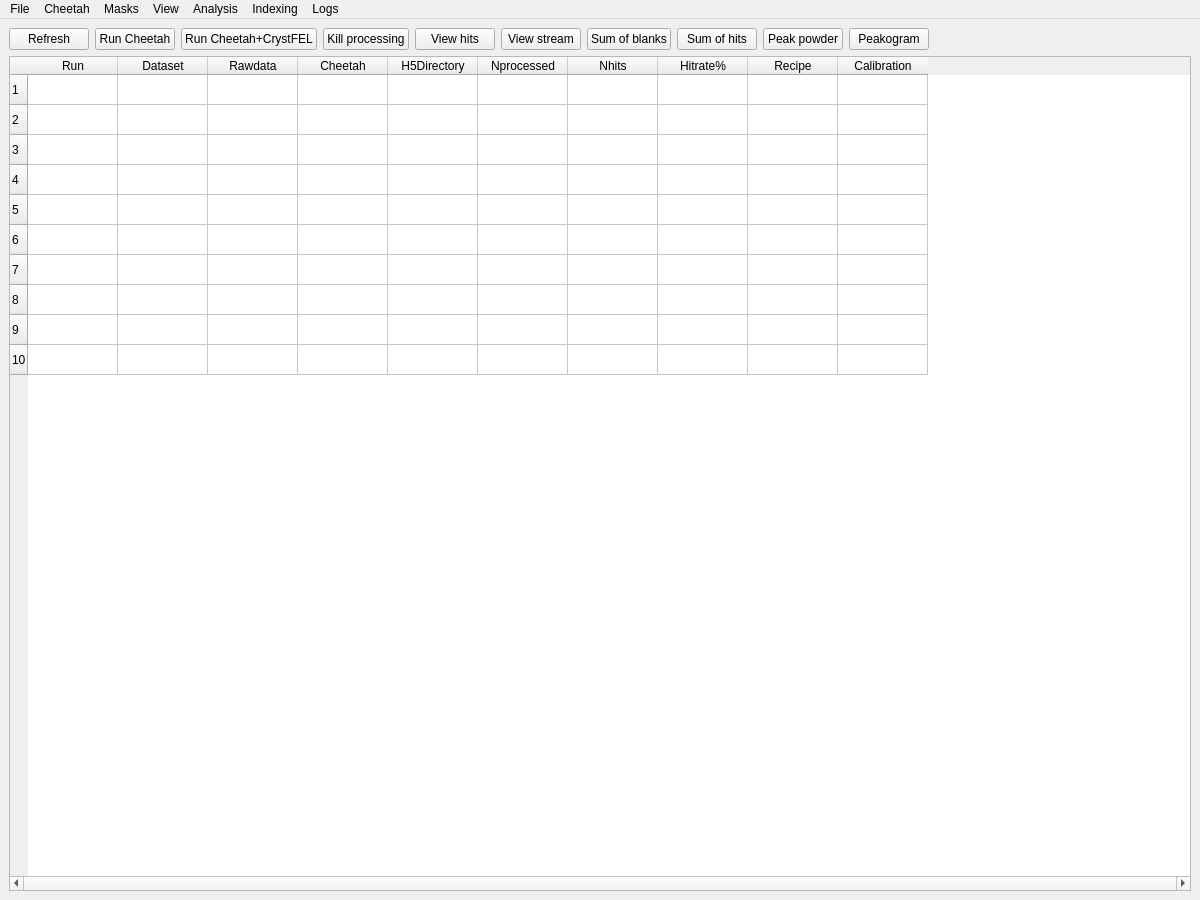
This is src/cheetah/ui_src/cheetahgui.ui in cheetahdevteam/cheetah-gui as Qt 5 draws it before an edit. The edited form follows.
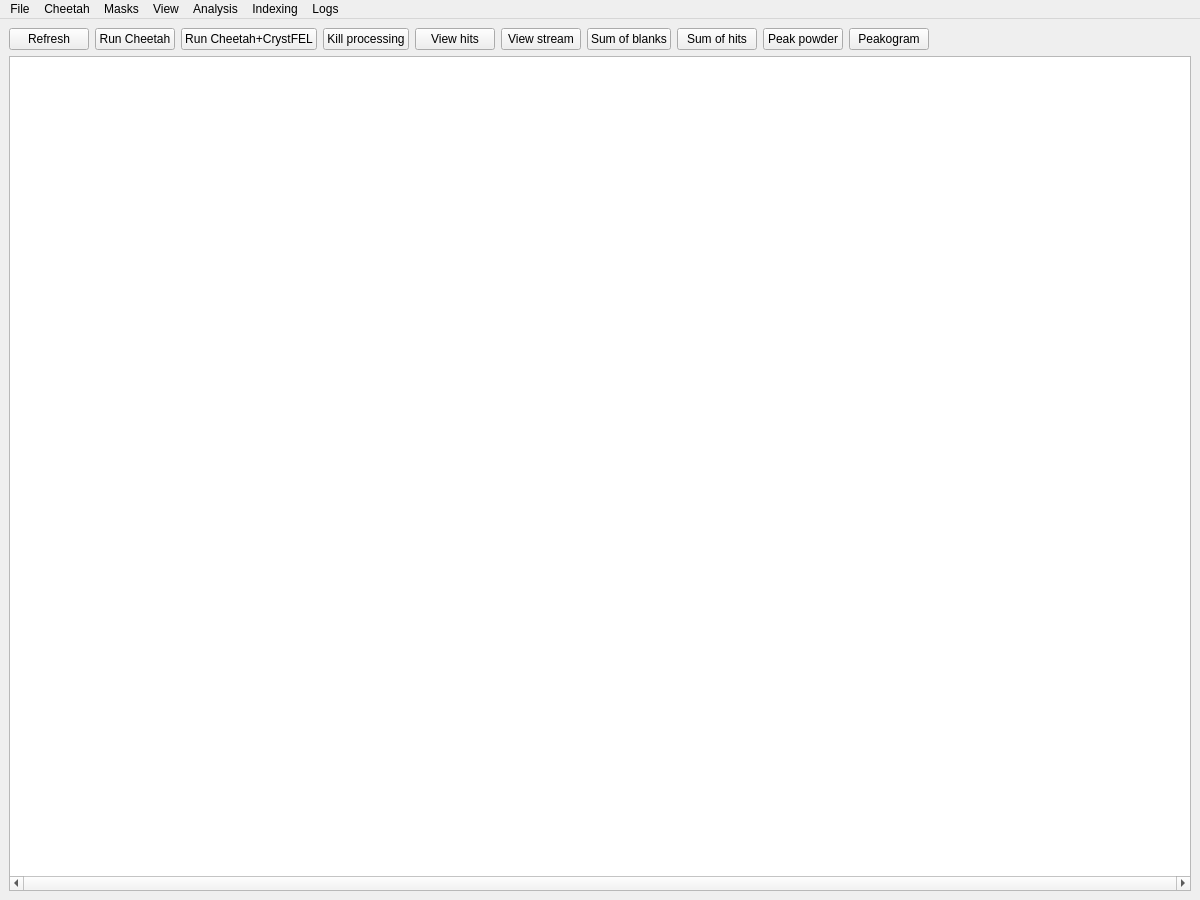
This is the edited form.

Commit message: Replacing table with tree view, mostly functional

What changed in the file:
```diff
--- a/src/cheetah/ui_src/cheetahgui.ui
+++ b/src/cheetah/ui_src/cheetahgui.ui
@@ -207,7 +207,10 @@
        </layout>
       </item>
       <item>
-       <widget class="QTableWidget" name="table_status">
+       <widget class="QTreeView" name="tree_status">
+        <property name="styleSheet">
+         <string notr="true">QTreeView::item { padding: 5px }</string>
+        </property>
         <property name="lineWidth">
          <number>3</number>
         </property>
@@ -217,81 +220,24 @@
         <property name="horizontalScrollBarPolicy">
          <enum>Qt::ScrollBarAlwaysOn</enum>
         </property>
-        <property name="sortingEnabled">
+        <property name="editTriggers">
+         <set>QAbstractItemView::NoEditTriggers</set>
+        </property>
+        <property name="alternatingRowColors">
+         <bool>false</bool>
+        </property>
+        <property name="selectionMode">
+         <enum>QAbstractItemView::ExtendedSelection</enum>
+        </property>
+        <property name="indentation">
+         <number>20</number>
+        </property>
+        <property name="rootIsDecorated">
          <bool>true</bool>
         </property>
-        <property name="rowCount">
-         <number>10</number>
+        <property name="uniformRowHeights">
+         <bool>true</bool>
         </property>
-        <attribute name="horizontalHeaderCascadingSectionResizes">
-         <bool>false</bool>
-        </attribute>
-        <attribute name="horizontalHeaderDefaultSectionSize">
-         <number>90</number>
-        </attribute>
-        <attribute name="horizontalHeaderHighlightSections">
-         <bool>false</bool>
-        </attribute>
-        <row/>
-        <row/>
-        <row/>
-        <row/>
-        <row/>
-        <row/>
-        <row/>
-        <row/>
-        <row/>
-        <row/>
-        <column>
-         <property name="text">
-          <string>Run</string>
-         </property>
-        </column>
-        <column>
-         <property name="text">
-          <string>Dataset</string>
-         </property>
-        </column>
-        <column>
-         <property name="text">
-          <string>Rawdata</string>
-         </property>
-        </column>
-        <column>
-         <property name="text">
-          <string>Cheetah</string>
-         </property>
-        </column>
-        <column>
-         <property name="text">
-          <string>H5Directory</string>
-         </property>
-        </column>
-        <column>
-         <property name="text">
-          <string>Nprocessed</string>
-         </property>
-        </column>
-        <column>
-         <property name="text">
-          <string>Nhits</string>
-         </property>
-        </column>
-        <column>
-         <property name="text">
-          <string>Hitrate%</string>
-         </property>
-        </column>
-        <column>
-         <property name="text">
-          <string>Recipe</string>
-         </property>
-        </column>
-        <column>
-         <property name="text">
-          <string>Calibration</string>
-         </property>
-        </column>
        </widget>
       </item>
       <item>
```
Left out of the diff: 24 changed lines with no effect on the pictures. The commit also changes 11 other files.
